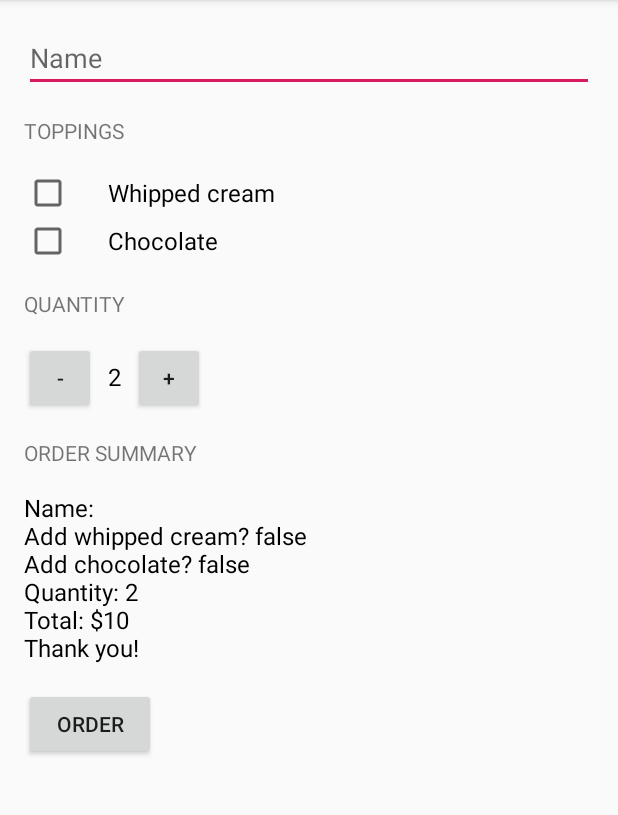
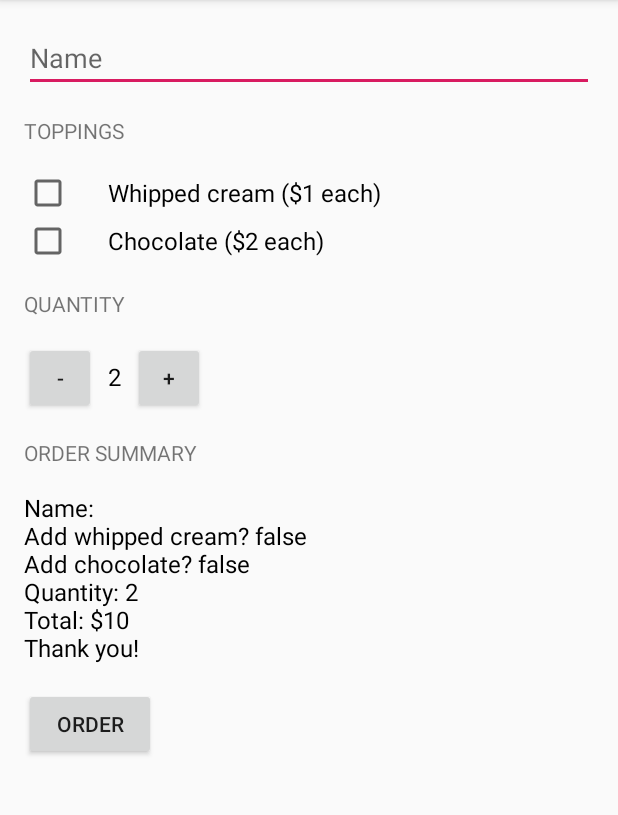
Before and after one commit to Eisweinjlee/Android-InputDesign-study, an Android app: the screen it shows after launch (MainActivity), after a tap on "ORDER", on a phone screen of 412 x 824 dp, the part 84-899 px from its top. Run offline under Robolectric (Android 15) with nearby library versions, the phone set to English and light mode, and no system bars.

Commit message:
add the price calculation for toppings

```diff
--- a/app/src/main/java/com/example/android/justjavainput/MainActivity.java
+++ b/app/src/main/java/com/example/android/justjavainput/MainActivity.java
@@ -47,17 +47,29 @@ public class MainActivity extends AppCompatActivity {
         EditText text = (EditText) findViewById(R.id.name_field);
         String name = text.getText().toString();
 
-        int price = calculatePrice();
+        int price = calculatePrice(hasWhippedCream, hasChocolate);
         String priceMessage = createOrderSummary(price, hasWhippedCream, hasChocolate, name);
         displayMessage(priceMessage);
     }
 
     /**
      * Calculates the price of the order.
+     * @param addChocolate is whether or not the user wants chocolate
+     * @param addWhippedCream is whether or not the user wants whipped cream
      * @return the total price
      */
-    private int calculatePrice() {
-        return quantity * 5;
+    private int calculatePrice(boolean addWhippedCream, boolean addChocolate) {
+        int basePrice = 5;
+        // add $1 each for the whipped cream topping
+        if (addWhippedCream) {
+            basePrice += 1;
+        }
+        // add $2 each for the chocolate cream topping
+        if (addChocolate) {
+            basePrice += 2;
+        }
+        // Calculate the total
+        return quantity * basePrice;
     }
 
     /**
--- a/app/src/main/res/layout/activity_main.xml
+++ b/app/src/main/res/layout/activity_main.xml
@@ -35,7 +35,7 @@
             android:layout_height="wrap_content"
             android:layout_marginTop="16dp"
             android:paddingLeft="24dp"
-            android:text="Whipped cream"
+            android:text="Whipped cream ($1 each)"
             android:textSize="16sp" />
 
         <CheckBox
@@ -44,7 +44,7 @@
             android:layout_height="wrap_content"
             android:layout_marginBottom="16dp"
             android:paddingLeft="24dp"
-            android:text="Chocolate"
+            android:text="Chocolate ($2 each)"
             android:textSize="16sp" />
 
         <TextView
```
